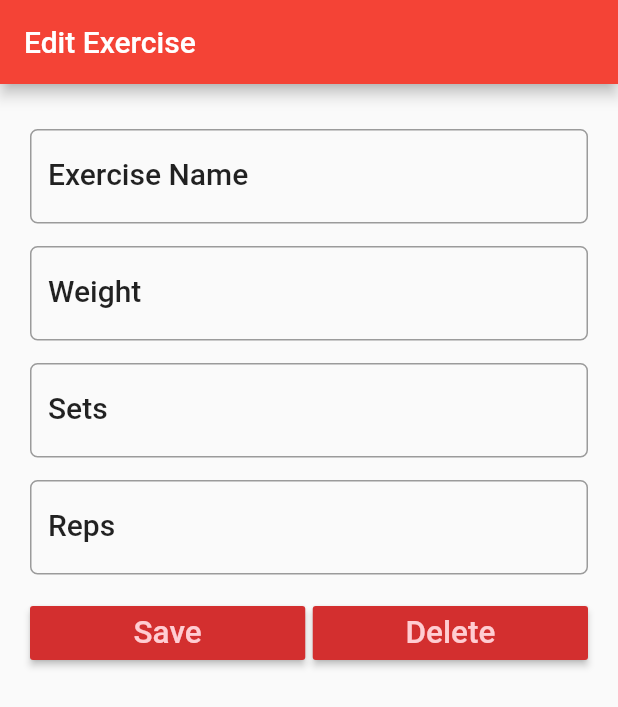
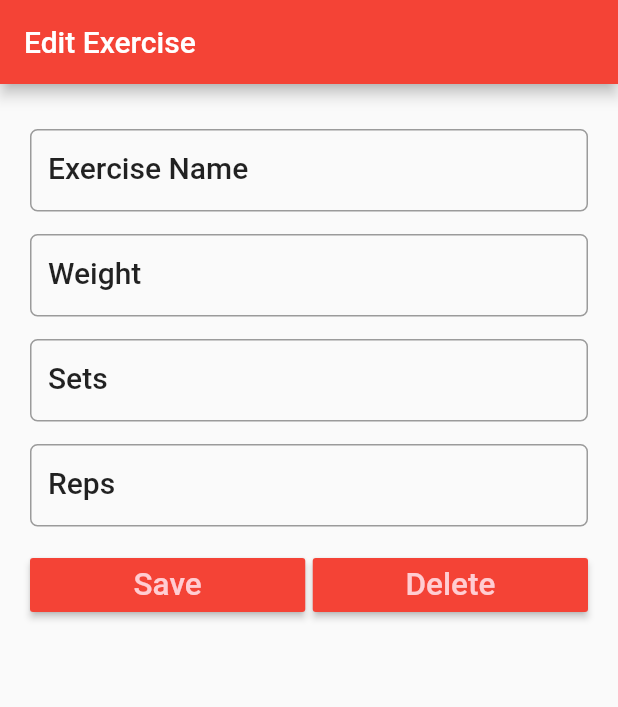
Before and after one commit to fernandeslder/Exercise-Planner-App-Flutter, a Flutter app: the screen it shows after launch, on a phone screen of 412 x 824 dp. Shown: the top 707 px of the screen. Run offline on Flutter 3.47's test engine with Material 2 defaults, Android fonts, the phone set to English and light mode, and no system bars.

Commit message:
3nd Commit (Edit Screen text box size change)

```diff
--- a/lib/screens/exercise_detail.dart
+++ b/lib/screens/exercise_detail.dart
@@ -39,6 +39,7 @@ class _ExerciseDetailState extends State<ExerciseDetail> {
                 decoration: InputDecoration(
                   labelText: "Exercise Name",
                   labelStyle: textStyle,
+                  isDense: true,
                   border: OutlineInputBorder(
                     borderRadius: BorderRadius.circular(5),
                   ),
@@ -58,6 +59,7 @@ class _ExerciseDetailState extends State<ExerciseDetail> {
                 decoration: InputDecoration(
                   labelText: "Weight",
                   labelStyle: textStyle,
+                  isDense: true,
                   border: OutlineInputBorder(
                     borderRadius: BorderRadius.circular(5),
                   ),
@@ -77,6 +79,7 @@ class _ExerciseDetailState extends State<ExerciseDetail> {
                 decoration: InputDecoration(
                   labelText: "Sets",
                   labelStyle: textStyle,
+                  isDense: true,
                   border: OutlineInputBorder(
                     borderRadius: BorderRadius.circular(5),
                   ),
@@ -96,6 +99,7 @@ class _ExerciseDetailState extends State<ExerciseDetail> {
                 decoration: InputDecoration(
                   labelText: "Reps",
                   labelStyle: textStyle,
+                  isDense: true,
                   border: OutlineInputBorder(
                     borderRadius: BorderRadius.circular(5),
                   ),
@@ -112,7 +116,7 @@ class _ExerciseDetailState extends State<ExerciseDetail> {
                   //Save
                   Expanded(
                     child: RaisedButton(
-                      color: Theme.of(context).primaryColorDark,
+                      color: Theme.of(context).primaryColor,
                       textColor: Theme.of(context).primaryColorLight,
                       child: Text(
                         "Save",
@@ -131,7 +135,7 @@ class _ExerciseDetailState extends State<ExerciseDetail> {
                   //Delete
                   Expanded(
                     child: RaisedButton(
-                      color: Theme.of(context).primaryColorDark,
+                      color: Theme.of(context).primaryColor,
                       textColor: Theme.of(context).primaryColorLight,
                       child: Text(
                         "Delete",
```
